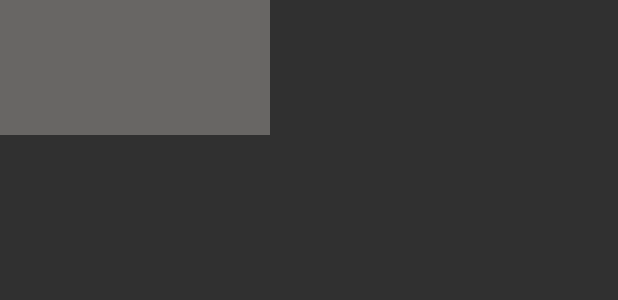
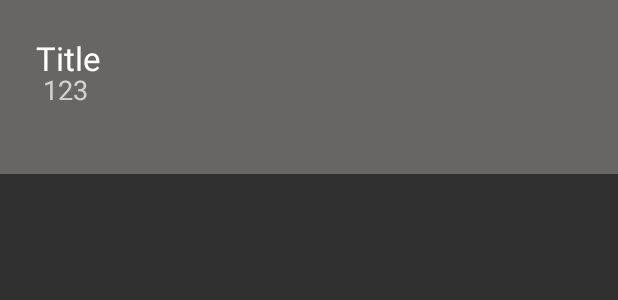
Before and after one commit to jam01/LittleLight, an Android app: the layout dialog_item_details.xml on its own in the app's theme, with its tools: preview values and no code run, on a phone screen of 412 x 824 dp. Shown: the top 300 px of the screen. Run offline under Robolectric (Android 15) with nearby library versions, the phone set to English and light mode, and no system bars.

Commit message:
Updates item detail dialog

```diff
--- a/androidadapter/app/src/main/java/com/jam01/littlelight/adapter/android/presentation/inventory/InventoryPresenter.java
+++ b/androidadapter/app/src/main/java/com/jam01/littlelight/adapter/android/presentation/inventory/InventoryPresenter.java
@@ -69,7 +69,7 @@ public class InventoryPresenter {
                     }
                     if (domainEvent instanceof ItemBagUpdated) {
                         ItemBagUpdated itemBagUpdated = (ItemBagUpdated) domainEvent;
-                        view.replaceItems(itemBagUpdated.getItemBagUpdated());
+                        view.updateBag(itemBagUpdated.getItemBagUpdated());
                     }
                 }, errorAction));
 
@@ -128,7 +128,7 @@ public class InventoryPresenter {
 
         void updateItem(Item itemUnequipped, String onBagId);
 
-        void replaceItems(ItemBag itemBagUpdated);
+        void updateBag(ItemBag itemBagUpdated);
     }
 
     private class OnCompletedAction implements Action {
--- a/androidadapter/app/src/main/res/layout/dialog_filter.xml
+++ b/androidadapter/app/src/main/res/layout/dialog_filter.xml
@@ -11,7 +11,7 @@
         android:layout_width="match_parent"
         android:layout_height="wrap_content"
         android:gravity="center_vertical"
-        android:minHeight="48sp"
+        android:minHeight="48dp"
         android:orientation="horizontal"
         android:paddingBottom="2dp">
 
@@ -35,7 +35,7 @@
         android:layout_width="match_parent"
         android:layout_height="wrap_content"
         android:gravity="center_vertical"
-        android:minHeight="48sp"
+        android:minHeight="48dp"
         android:orientation="horizontal"
         android:paddingBottom="2dp">
 
@@ -58,7 +58,7 @@
         android:layout_width="match_parent"
         android:layout_height="wrap_content"
         android:gravity="center_vertical"
-        android:minHeight="48sp"
+        android:minHeight="48dp"
         android:orientation="horizontal"
         android:paddingBottom="2dp">
 
--- a/androidadapter/app/src/main/res/layout/dialog_item_details.xml
+++ b/androidadapter/app/src/main/res/layout/dialog_item_details.xml
@@ -1,47 +1,99 @@
 <?xml version="1.0" encoding="utf-8"?>
-<LinearLayout xmlns:android="http://schemas.android.com/apk/res/android"
-    android:layout_width="180dp"
-    android:layout_height="90dp"
+<RelativeLayout xmlns:android="http://schemas.android.com/apk/res/android"
+    android:layout_width="match_parent"
+    android:layout_height="wrap_content"
     android:background="#b87f7c79"
-    android:orientation="vertical">
+    android:orientation="vertical"
+    android:padding="24dp">
+
+    <RelativeLayout
+        android:id="@+id/rlDialogTitle"
+        android:layout_width="match_parent"
+        android:layout_height="wrap_content">
 
         <TextView
             android:id="@+id/tvDTitle"
             android:layout_width="match_parent"
-        android:layout_height="0dp"
+            android:layout_height="48dp"
+            android:layout_marginBottom="20dp"
+            android:text="Title"
+            android:textAppearance="?android:attr/textAppearanceLarge" />
+
+        <TextView
+            android:id="@+id/tvDDSubType"
+            android:layout_width="wrap_content"
+            android:layout_height="wrap_content"
+            android:layout_alignBottom="@+id/tvDTitle"
+            android:layout_alignParentLeft="true"
+            android:layout_alignParentStart="true"
             android:layout_gravity="center_horizontal"
+            android:text=" 123"
+            android:textAppearance="?android:attr/textAppearanceMedium" />
+
+    </RelativeLayout>
+
+    <RelativeLayout
+        android:id="@+id/rlDialogDamage"
+        android:layout_width="match_parent"
+        android:layout_height="48dp"
+        android:layout_alignParentLeft="true"
+        android:layout_alignParentStart="true"
+        android:layout_below="@+id/rlDialogTitle"
         android:layout_weight="1"
-        android:textAlignment="center"
-        android:textAppearance="?android:attr/textAppearanceLarge"
-        android:textColor="#ffffffff" />
+        android:visibility="gone">
+
+        <TextView
+            android:id="@+id/vDDmgDef"
+            android:layout_width="wrap_content"
+            android:layout_height="wrap_content"
+            android:layout_centerHorizontal="false"
+            android:layout_centerVertical="true"
+            android:layout_marginRight="24dp"
+            android:text="Damage"
+            android:textAppearance="?android:attr/textAppearanceMedium" />
 
         <TextView
             android:id="@+id/tvDDamage"
+            android:layout_width="wrap_content"
+            android:layout_height="wrap_content"
+            android:layout_alignParentEnd="true"
+            android:layout_alignParentRight="true"
+            android:layout_centerVertical="true"
+            android:layout_gravity="center_horizontal"
+            android:text=" 123"
+            android:textAppearance="?android:attr/textAppearanceMedium" />
+    </RelativeLayout>
+
+    <RelativeLayout
+        android:id="@+id/rlDialogDamageType"
         android:layout_width="match_parent"
-        android:layout_height="0dp"
-        android:layout_gravity="center_horizontal"
-        android:layout_marginLeft="2dp"
+        android:layout_height="48dp"
+        android:layout_alignParentLeft="true"
+        android:layout_alignParentStart="true"
+        android:layout_below="@+id/rlDialogDamage"
         android:layout_weight="1"
-        android:textAppearance="?android:attr/textAppearanceMedium"
-        android:textColor="#ffffffff"
-        android:visibility="gone" />
+        android:visibility="gone">
 
         <TextView
-        android:id="@+id/tvDDType"
-        android:layout_width="match_parent"
-        android:layout_height="0dp"
+            android:id="@+id/textView14"
+            android:layout_width="wrap_content"
+            android:layout_height="wrap_content"
+            android:layout_centerHorizontal="false"
+            android:layout_centerVertical="true"
+            android:layout_marginRight="24dp"
+            android:text="Damage Type"
+            android:textAppearance="?android:attr/textAppearanceMedium" />
+
+        <TextView
+            android:id="@+id/tvDDamageType"
+            android:layout_width="wrap_content"
+            android:layout_height="wrap_content"
+            android:layout_alignParentEnd="true"
+            android:layout_alignParentRight="true"
+            android:layout_centerVertical="true"
             android:layout_gravity="center_horizontal"
-        android:layout_marginLeft="2dp"
-        android:layout_weight="1"
-        android:textAppearance="?android:attr/textAppearanceMedium"
-        android:textColor="#ffffffff"
-        android:visibility="gone" />
+            android:text=" 123"
+            android:textAppearance="?android:attr/textAppearanceMedium" />
+    </RelativeLayout>
 
-    <Button
-        android:id="@+id/bIDetail"
-        style="?android:attr/buttonStyleSmall"
-        android:layout_width="match_parent"
-        android:layout_height="wrap_content"
-        android:text="@string/equip"
-        android:visibility="gone" />
-</LinearLayout>
+</RelativeLayout>
--- a/androidadapter/app/src/main/res/values/colors.xml
+++ b/androidadapter/app/src/main/res/values/colors.xml
@@ -5,5 +5,5 @@
     <color name="colorRareItem">#5075a2</color>
     <color name="colorLegendaryItem">#522f65</color>
     <color name="colorExoticItem">#ceae33</color>
-    <color name="colorTranslucid">#50000000</color>
+    <color name="colorTranslucid">#4d000000</color>
 </resources>
```
Also changed, not shown: androidadapter/app/src/main/java/com/jam01/littlelight/adapter/android/presentation/inventory/ExoticsFragment.java (+16 -5 lines), androidadapter/app/src/main/java/com/jam01/littlelight/adapter/android/presentation/inventory/InventoryFragment.java (+35 -18 lines). Lines whose indentation alone changed are shown as unchanged.
